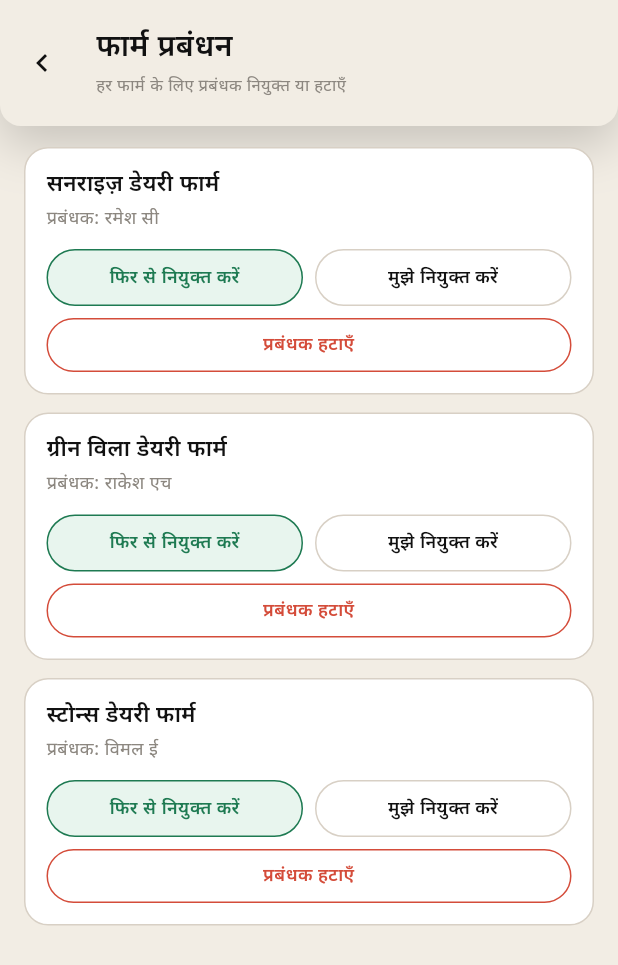
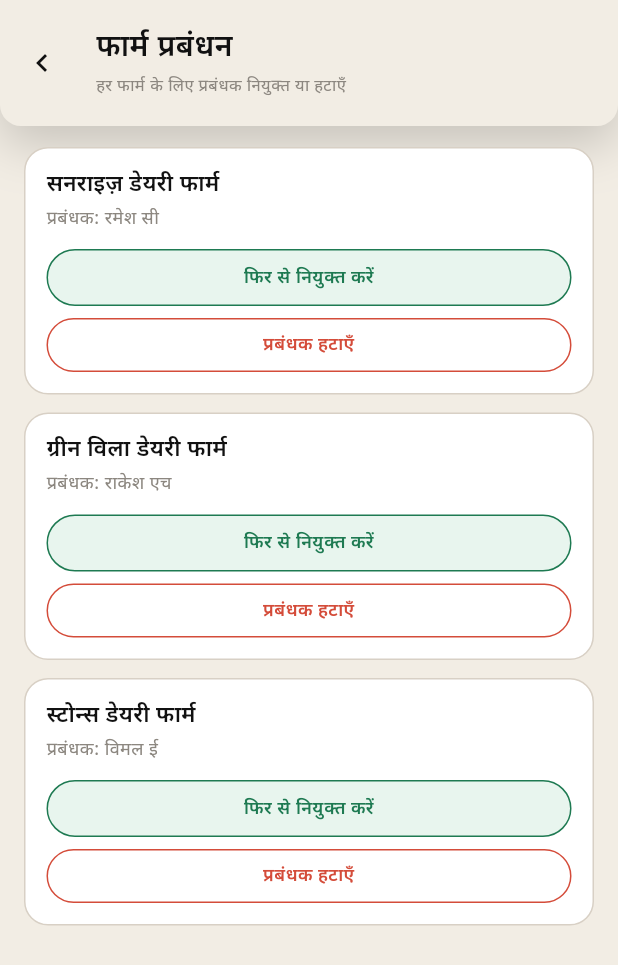
Before and after one commit to vaseey21/Vanix, a Flutter app: the _FarmMgmtPage screen opened directly with empty values, on a phone screen of 412 x 824 dp. Shown: the top 965 px of the screen. Run offline on Flutter 3.47's test engine with Material 3 defaults, Android fonts, the phone set to English and light mode, and no system bars.

Commit message:
auto: save changes

```diff
--- a/flutter_app/lib/screens/account_screen.dart
+++ b/flutter_app/lib/screens/account_screen.dart
@@ -841,36 +841,50 @@ class _FarmMgmtPageState extends State<_FarmMgmtPage> {
                               Text(farm.nm(lang), style: TextStyle(fontSize: 15, fontWeight: FontWeight.w700, color: textColor)),
                               Padding(
                                 padding: const EdgeInsets.only(top: 3),
-                                child: farm.assigned
+                                child: farm.managerInvitePending
+                                    ? Text('${FS.t(lang, 'invitePending')} — ${farm.managerInviteEmail}', style: const TextStyle(fontSize: 12, fontWeight: FontWeight.w600, color: VanixColors.warning))
+                                    : farm.assigned
                                         ? Text('${FS.t(lang, 'managerWord')}: ${farm.mgr(lang)}', style: TextStyle(fontSize: 12, color: isDark ? const Color(0xB3FFFFFF) : VanixColors.textHint))
                                         : Text(FS.t(lang, 'unassignedWord'), style: const TextStyle(fontSize: 12, color: VanixColors.danger)),
                               ),
                               const SizedBox(height: 12),
+                              if (farm.managerInvitePending) ...[
                                 Row(
                                   children: [
                                     Expanded(
+                                      child: _PillButton(
+                                        label: FS.t(lang, 'resendInvite'),
+                                        textColor: VanixColors.greenInk,
+                                        bg: VanixColors.activeBg,
+                                        borderColor: VanixColors.greenInk,
+                                        onTap: () {},
+                                      ),
+                                    ),
+                                    const SizedBox(width: 8),
+                                    Expanded(
+                                      child: _PillButton(
+                                        label: FS.t(lang, 'cancelInvite'),
+                                        textColor: VanixColors.danger,
+                                        bg: Colors.transparent,
+                                        borderColor: VanixColors.danger,
+                                        onTap: () => setState(() {
+                                          farm.managerInvitePending = false;
+                                          farm.managerInviteEmail = '';
+                                        }),
+                                      ),
+                                    ),
+                                  ],
+                                ),
+                              ] else ...[
+                                SizedBox(
+                                  width: double.infinity,
                                   child: _PillButton(
                                     label: farm.assigned ? FS.t(lang, 'reassignWord') : FS.t(lang, 'assignManager'),
                                     textColor: VanixColors.greenInk,
                                     bg: VanixColors.activeBg,
                                     borderColor: VanixColors.greenInk,
-                                      onTap: () => _openAssignSheet(farm),
+                                    onTap: () => _openChooseSheet(farm),
                                   ),
-                                  ),
-                                  const SizedBox(width: 8),
-                                  Expanded(
-                                    child: _PillButton(
-                                      label: FS.t(lang, 'assignMe'),
-                                      textColor: textColor,
-                                      bg: Colors.transparent,
-                                      borderColor: isDark ? VanixColors.darkBorder : VanixColors.border,
-                                      onTap: () => setState(() {
-                                        farm.manager = 'James Redmark';
-                                        farm.managerHi = 'जेम्स रेडमार्क';
-                                      }),
-                                    ),
-                                  ),
-                                ],
                                 ),
                                 if (farm.assigned) ...[
                                   const SizedBox(height: 8),
@@ -888,6 +902,7 @@ class _FarmMgmtPageState extends State<_FarmMgmtPage> {
                                       }),
                                     ),
                                   ),
+                                ],
                               ],
                             ],
                           ),
```
Lines whose indentation alone changed are shown as unchanged.
